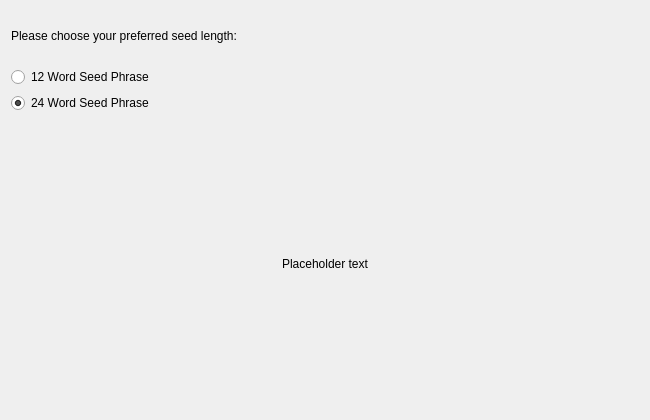
Qt form src/qt/forms/startoptions.ui (devaultcrypto/devault) before a commit.
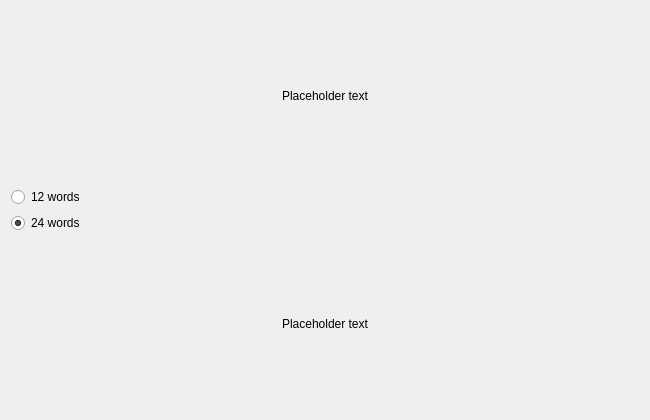
The same form after that commit.

The edit to the form file:
```diff
--- a/src/qt/forms/startoptions.ui
+++ b/src/qt/forms/startoptions.ui
@@ -30,29 +30,24 @@
     <enum>QLayout::SetMinimumSize</enum>
    </property>
    <item>
-    <layout class="QVBoxLayout" name="verticalLayout_3">
-     <item>
-      <widget class="QLabel" name="label">
+    <widget class="QLabel" name="welcomeLabel2">
        <property name="sizePolicy">
-        <sizepolicy hsizetype="Preferred" vsizetype="MinimumExpanding">
+      <sizepolicy hsizetype="Minimum" vsizetype="Preferred">
          <horstretch>0</horstretch>
-         <verstretch>1</verstretch>
-        </sizepolicy>
-       </property>
-       <property name="minimumSize">
-        <size>
-         <width>0</width>
-         <height>20</height>
-        </size>
-       </property>
-       <property name="maximumSize">
-        <size>
-         <width>16777215</width>
-         <height>50</height>
-        </size>
-       </property>
+       <verstretch>0</verstretch>
+      </sizepolicy>
+     </property>
        <property name="text">
-        <string>Please choose your preferred seed length:</string>
+      <string notr="true">Placeholder text</string>
+     </property>
+     <property name="textFormat">
+      <enum>Qt::RichText</enum>
+     </property>
+     <property name="alignment">
+      <set>Qt::AlignCenter</set>
+     </property>
+     <property name="wordWrap">
+      <bool>true</bool>
        </property>
       </widget>
      </item>
@@ -68,7 +63,7 @@
         <cursorShape>PointingHandCursor</cursorShape>
        </property>
        <property name="text">
-        <string>12 Word Seed Phrase</string>
+        <string>12 words</string>
        </property>
       </widget>
      </item>
@@ -84,7 +79,7 @@
         <cursorShape>PointingHandCursor</cursorShape>
        </property>
        <property name="text">
-        <string>24 Word Seed Phrase</string>
+        <string>24 words</string>
        </property>
        <property name="iconSize">
         <size>
@@ -96,8 +91,6 @@
         <bool>true</bool>
        </property>
       </widget>
-     </item>
-    </layout>
    </item>
    <item>
     <widget class="QLabel" name="welcomeLabel3">
```
Lines whose indentation alone changed are shown as unchanged.
